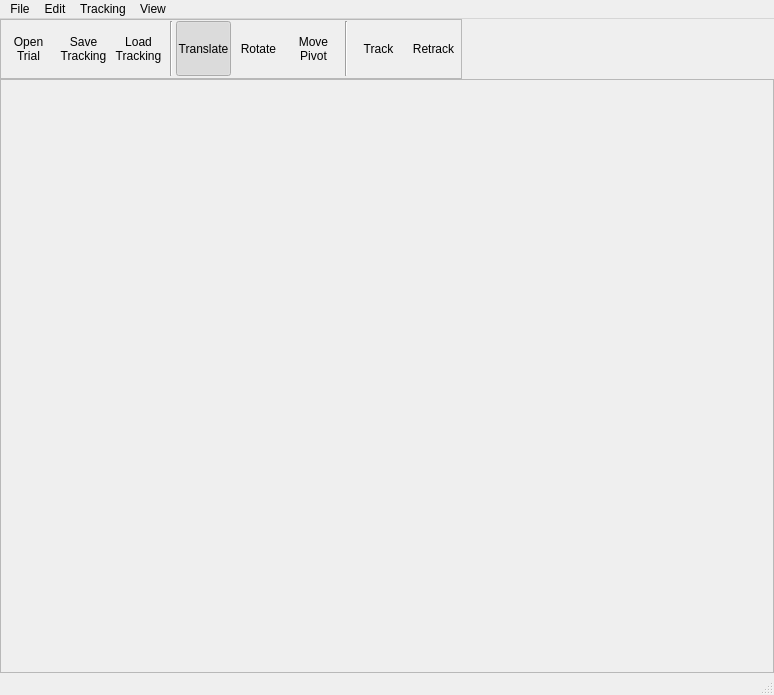
The window that autoscoper/src/ui/ui-files/AutoscoperMainWindow.ui (XROMMPackages/autoscoper-v2) describes before a commit, drawn with Qt 5.
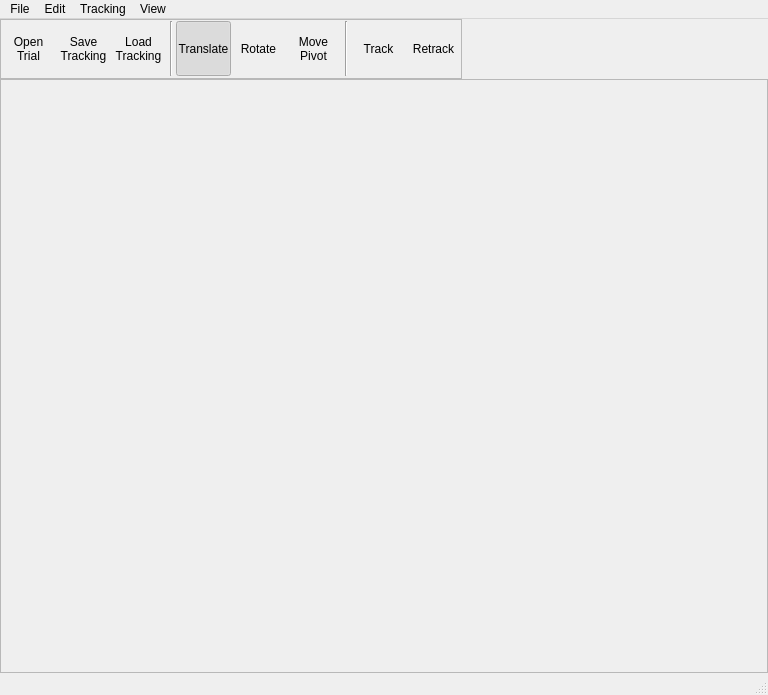
The same window after the commit. Icons and pictures are not drawn.

Diff of the .ui file:
```diff
--- a/autoscoper/src/ui/ui-files/AutoscoperMainWindow.ui
+++ b/autoscoper/src/ui/ui-files/AutoscoperMainWindow.ui
@@ -6,7 +6,7 @@
    <rect>
     <x>0</x>
     <y>0</y>
-    <width>774</width>
+    <width>768</width>
     <height>695</height>
    </rect>
   </property>
@@ -383,7 +383,7 @@
     <rect>
      <x>0</x>
      <y>0</y>
-     <width>774</width>
+     <width>768</width>
      <height>21</height>
     </rect>
    </property>
```
Left out of the diff: 30 changed lines with no effect on the pictures.
